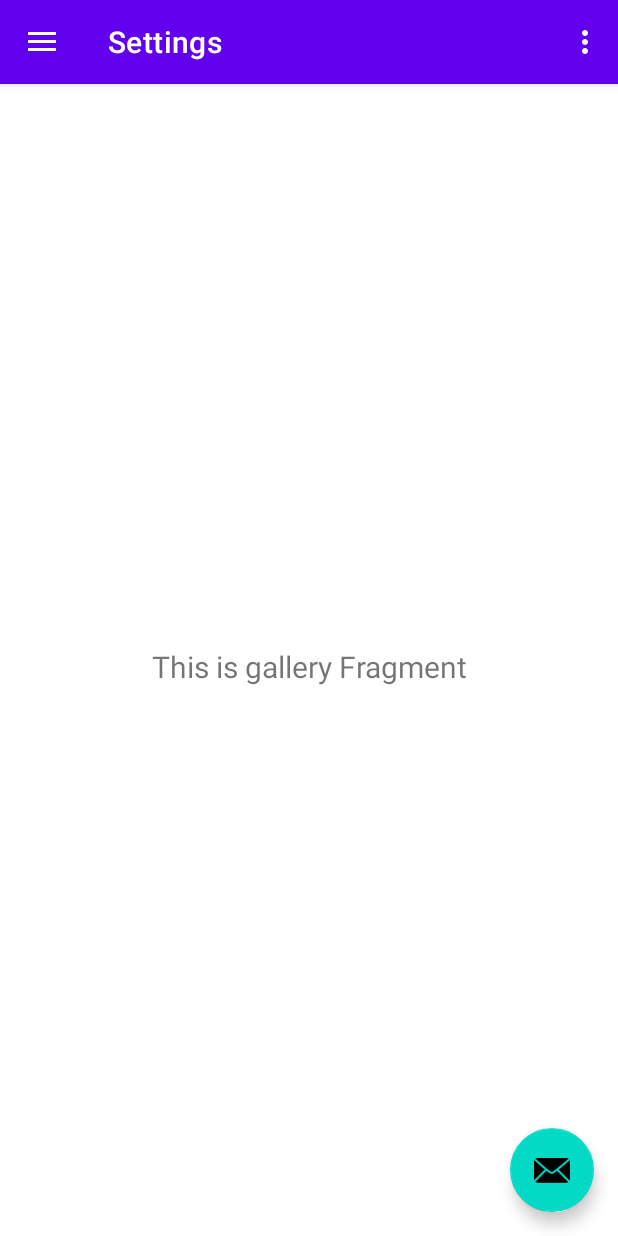
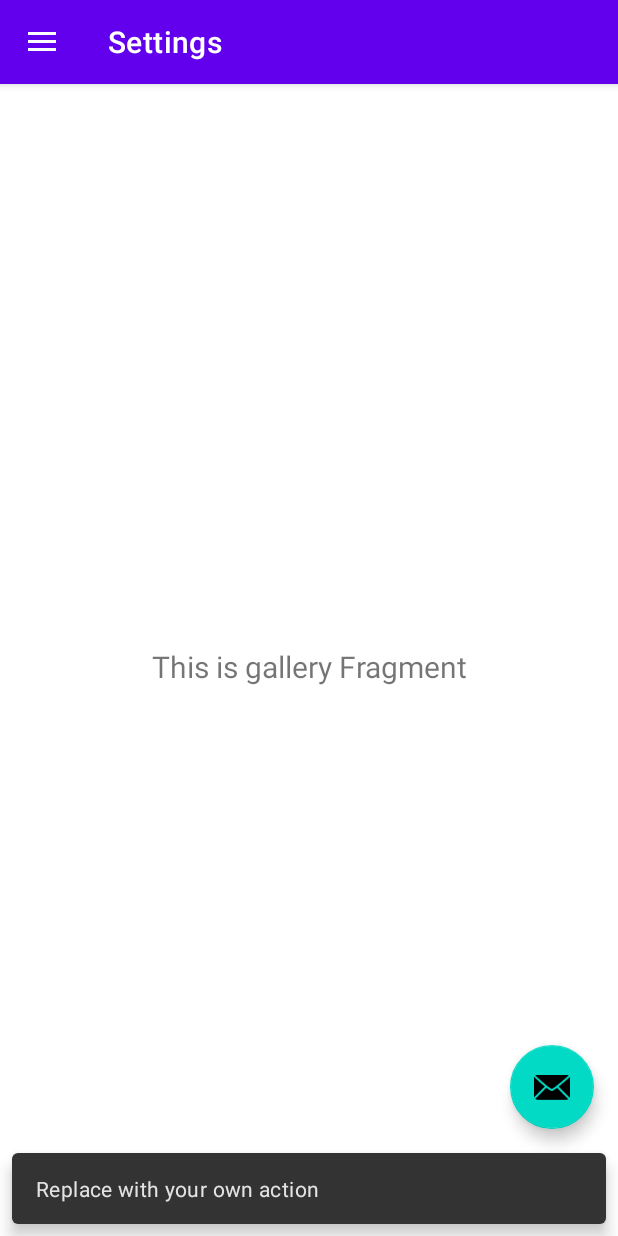
Before and after one commit to MightyChubz/genki, an Android app: the screen it shows after launch (MainActivity), in the side drawer, after a tap on "Settings", on a phone screen of 412 x 824 dp. Run offline under Robolectric (Android 15) with nearby library versions, the phone set to English and light mode, and no system bars; our stand-ins replace navigation-ui.

```diff
--- a/app/src/main/java/com/theroughstallions/genki/MainActivity.kt
+++ b/app/src/main/java/com/theroughstallions/genki/MainActivity.kt
@@ -30,6 +30,7 @@ class MainActivity : AppCompatActivity() {
             Snackbar.make(view, "Replace with your own action", Snackbar.LENGTH_LONG)
                 .setAction("Action", null).show()
         }
+
         val drawerLayout: DrawerLayout = binding.drawerLayout
         val navView: NavigationView = binding.navView
         val navController = findNavController(R.id.nav_host_fragment_content_main)
@@ -46,7 +47,8 @@ class MainActivity : AppCompatActivity() {
 
     override fun onCreateOptionsMenu(menu: Menu): Boolean {
         // Inflate the menu; this adds items to the action bar if it is present.
-        menuInflater.inflate(R.menu.main, menu)
+        // This is disabled as the buttons in the action bar are not needed.
+//        menuInflater.inflate(R.menu.main, menu)
         return true
     }
 
```
